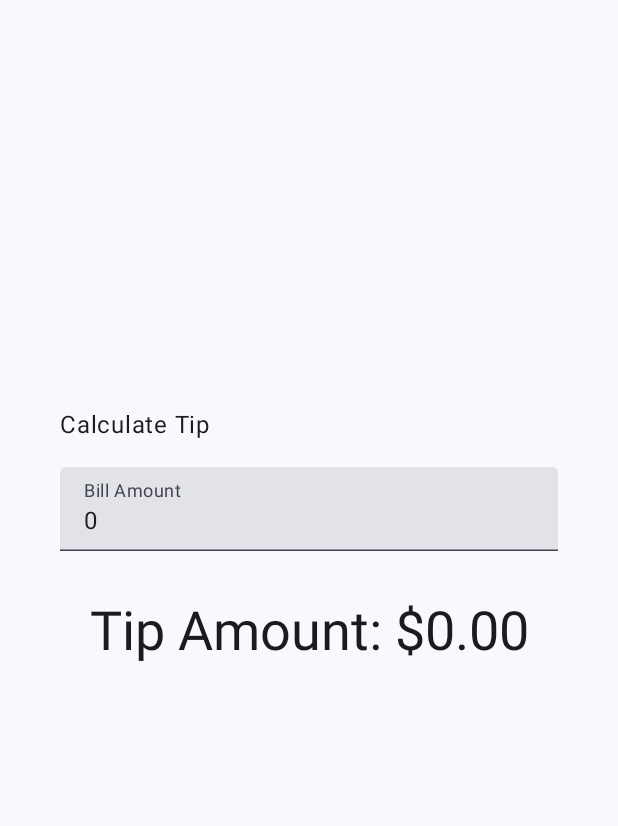
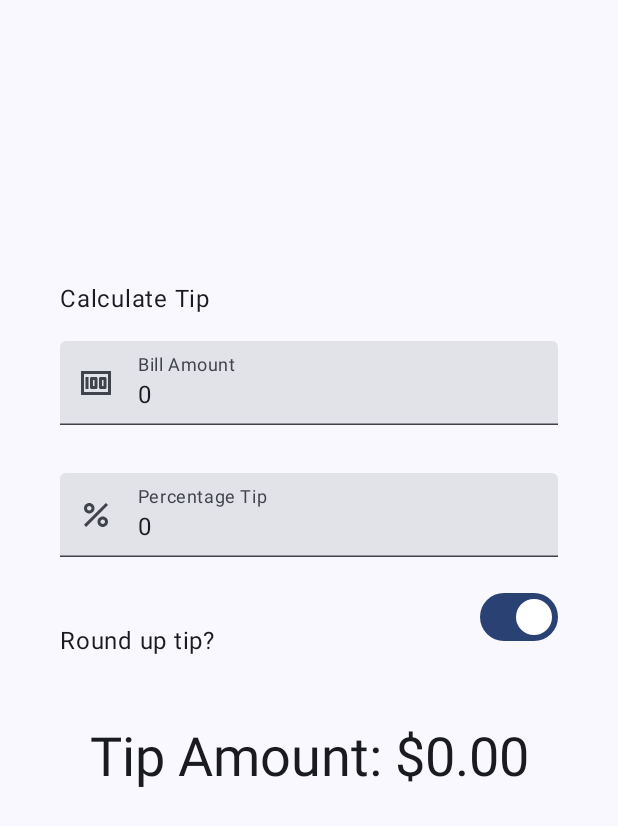
Before and after one commit to georgesroberto/Learn, an Android app built with Jetpack Compose: the MainActivity screen opened directly, with no data from a screen before it, on a phone screen of 412 x 824 dp. Shown: the top 826 px of the screen. Run offline under Robolectric (Android 15) with nearby library versions, the phone set to English and light mode, and no system bars.

Commit message:
Added trailing icons and layout orientation

```diff
--- a/app/src/main/java/com/georges/learn/MainActivity.kt
+++ b/app/src/main/java/com/georges/learn/MainActivity.kt
@@ -3,30 +3,39 @@ package com.georges.learn
 import android.os.Bundle
 import androidx.activity.ComponentActivity
 import androidx.activity.compose.setContent
+import androidx.annotation.DrawableRes
+import androidx.annotation.StringRes
 import androidx.compose.foundation.layout.Arrangement
 import androidx.compose.foundation.layout.Column
+import androidx.compose.foundation.layout.Row
 import androidx.compose.foundation.layout.Spacer
 import androidx.compose.foundation.layout.fillMaxSize
 import androidx.compose.foundation.layout.fillMaxWidth
 import androidx.compose.foundation.layout.height
 import androidx.compose.foundation.layout.padding
 import androidx.compose.foundation.layout.safeDrawingPadding
+import androidx.compose.foundation.layout.size
 import androidx.compose.foundation.layout.statusBarsPadding
+import androidx.compose.foundation.layout.wrapContentWidth
 import androidx.compose.foundation.rememberScrollState
 import androidx.compose.foundation.text.KeyboardOptions
 import androidx.compose.foundation.verticalScroll
+import androidx.compose.material3.Icon
 import androidx.compose.material3.MaterialTheme
 import androidx.compose.material3.Surface
+import androidx.compose.material3.Switch
 import androidx.compose.material3.Text
 import androidx.compose.material3.TextField
 import androidx.compose.runtime.Composable
+import androidx.compose.runtime.getValue
 import androidx.compose.runtime.mutableStateOf
 import androidx.compose.runtime.remember
-import androidx.compose.runtime.getValue
 import androidx.compose.runtime.setValue
 import androidx.compose.ui.Alignment
 import androidx.compose.ui.Modifier
+import androidx.compose.ui.res.painterResource
 import androidx.compose.ui.res.stringResource
+import androidx.compose.ui.text.input.ImeAction
 import androidx.compose.ui.text.input.KeyboardType
 import androidx.compose.ui.tooling.preview.Preview
 import androidx.compose.ui.unit.dp
@@ -60,7 +69,14 @@ fun TipTimeApp() {
 fun TipCalculator() {
     var amountInput by remember { mutableStateOf("0") }
     val amount = amountInput.toDoubleOrNull() ?: 0.0
-    val tip = calculateTip(amount)
+
+    var tipInput by remember { mutableStateOf("0") }
+    val tipPercent = tipInput.toDoubleOrNull() ?: 0.00
+
+    var roundUp by remember { mutableStateOf(true) }
+
+    val tip = calculateTip(amount, tipPercent, roundUp)
+
 
     Column(
         modifier = Modifier
@@ -78,11 +94,35 @@ fun TipCalculator() {
                 .align(alignment = Alignment.Start)
         )
         EditNumberField(
+            leadingIcon = R.drawable.money,
+            label = R.string.bill_amount,
             value = amountInput,
             onValueChange = {amountInput = it},
+            keyboardOptions = KeyboardOptions.Default.copy(
+                keyboardType = KeyboardType.Number,
+                imeAction = ImeAction.Next
+            ),
             modifier = Modifier
                 .padding(bottom = 32.dp)
                 .fillMaxWidth()
+        )
+        EditNumberField(
+            leadingIcon = R.drawable.percent,
+            label = R.string.tip_percent,
+            value = tipInput,
+            onValueChange = {tipInput = it},
+            keyboardOptions = KeyboardOptions.Default.copy(
+                keyboardType = KeyboardType.Number,
+                imeAction = ImeAction.Done
+            ),
+            modifier = Modifier
+                .padding(bottom = 32.dp)
+                .fillMaxWidth()
+        )
+        RoundTheTipRow(
+            roundUp = roundUp,
+            onRoundUpChanged = { roundUp = it},
+            modifier = Modifier.padding(bottom = 32.dp)
         )
         Text(
             text = stringResource(R.string.tip_amount, tip),
@@ -93,18 +133,52 @@ fun TipCalculator() {
 }
 
 @Composable
-fun EditNumberField(value:String, onValueChange:(String) -> Unit, modifier: Modifier = Modifier) {
+fun EditNumberField(
+    @DrawableRes leadingIcon: Int,
+    @StringRes label:Int,
+    value:String,
+    onValueChange:(String) -> Unit,
+    keyboardOptions: KeyboardOptions,
+    modifier: Modifier = Modifier,
+) {
     TextField(
-        label = {Text(stringResource(R.string.bill_amount))},
+        label = { Text(stringResource(label)) },
+        leadingIcon = { Icon(painter = painterResource(id = leadingIcon), null)},
         value = value,
         onValueChange = onValueChange,
         singleLine = true,
-        keyboardOptions = KeyboardOptions(keyboardType = KeyboardType.Number),
+        keyboardOptions = keyboardOptions,
         modifier = modifier
     )
 }
 
-private fun calculateTip(amount: Double, tipPercent: Double = 15.0): String {
-    val tip = tipPercent / 100 * amount
+@Composable
+fun RoundTheTipRow(
+    roundUp: Boolean,
+    onRoundUpChanged: (Boolean) -> Unit,
+    modifier: Modifier = Modifier
+) {
+    Row(
+        modifier = modifier
+            .fillMaxWidth()
+            .size(48.dp),
+        verticalAlignment = Alignment.CenterVertically
+    ) {
+        Text(text = stringResource(R.string.bill_round))
+        Switch(
+            checked = roundUp,
+            onCheckedChange = onRoundUpChanged,
+            modifier = modifier
+                .fillMaxWidth()
+                .wrapContentWidth(Alignment.End),
+        )
+    }
+}
+
+private fun calculateTip(amount: Double, tipPercent: Double, roundUp: Boolean ): String {
+    var tip = tipPercent / 100 * amount
+    if (roundUp) {
+        tip = kotlin.math.ceil(tip)
+    }
     return NumberFormat.getCurrencyInstance().format(tip)
 }
```
